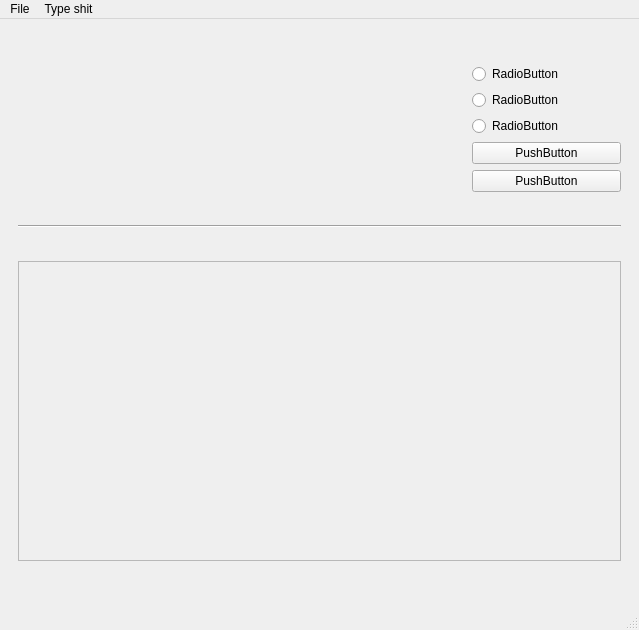
This is ui/ui/mainwindow.ui in binaryHips/Projet3D as Qt 5 draws it before an edit. The edited form follows.
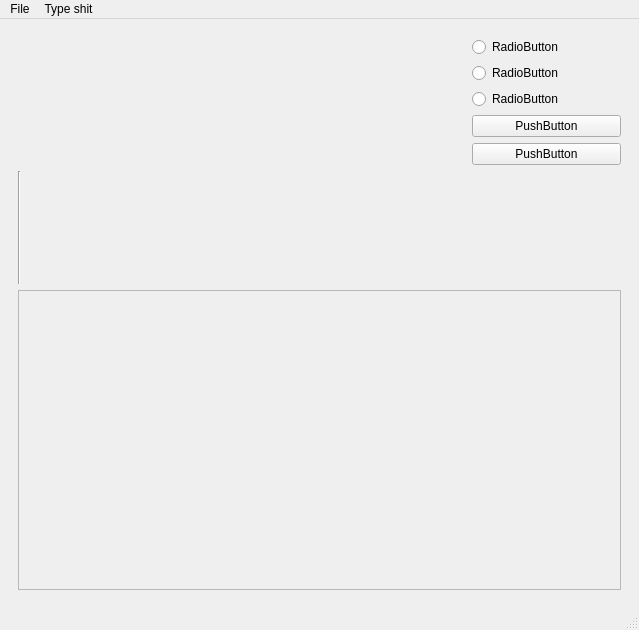
This is the edited form. Custom widgets are drawn as their Qt base class.

Patch:
```diff
--- a/ui/ui/mainwindow.ui
+++ b/ui/ui/mainwindow.ui
@@ -30,7 +30,7 @@
           <item>
            <layout class="QVBoxLayout" name="gl_settings_layout" stretch="0,0,0,0,0">
             <property name="sizeConstraint">
-             <enum>QLayout::SizeConstraint::SetMinAndMaxSize</enum>
+             <enum>QLayout::SetDefaultConstraint</enum>
             </property>
             <item>
              <widget class="QRadioButton" name="radioButton">
@@ -77,7 +77,7 @@
         <item>
          <widget class="Line" name="line">
           <property name="orientation">
-           <enum>Qt::Orientation::Horizontal</enum>
+           <enum>Qt::Vertical</enum>
           </property>
          </widget>
         </item>
@@ -104,7 +104,7 @@
              <x>0</x>
              <y>0</y>
              <width>601</width>
-             <height>176</height>
+             <height>174</height>
             </rect>
            </property>
            <layout class="QVBoxLayout" name="verticalLayout_3">
```
Left out of the diff: 4 changed lines with no effect on the pictures.
